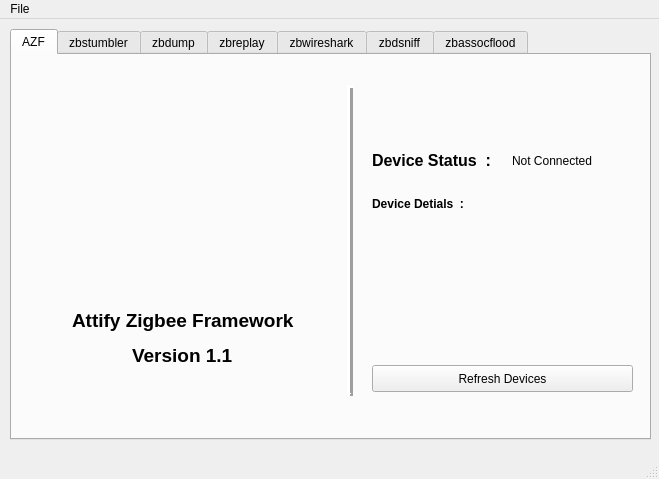
The window that UI/base.ui (attify/Attify-Zigbee-Framework) describes before a commit, drawn with Qt 5.
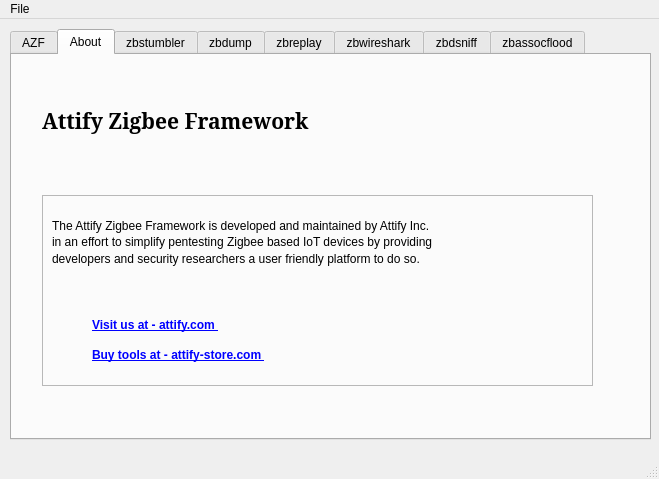
The same window after the commit. The open tabs and pages were chosen to show the change. Icons and pictures are not drawn.

The edit to the form file:
```diff
--- a/UI/base.ui
+++ b/UI/base.ui
@@ -191,6 +191,114 @@
       </property>
      </widget>
     </widget>
+    <widget class="QWidget" name="tab">
+     <attribute name="title">
+      <string>About</string>
+     </attribute>
+     <widget class="QLabel" name="label_11">
+      <property name="geometry">
+       <rect>
+        <x>30</x>
+        <y>50</y>
+        <width>291</width>
+        <height>31</height>
+       </rect>
+      </property>
+      <property name="font">
+       <font>
+        <family>NanumMyeongjo</family>
+        <pointsize>16</pointsize>
+        <weight>75</weight>
+        <italic>false</italic>
+        <bold>true</bold>
+       </font>
+      </property>
+      <property name="text">
+       <string>Attify Zigbee Framework</string>
+      </property>
+     </widget>
+     <widget class="QFrame" name="frame_3">
+      <property name="geometry">
+       <rect>
+        <x>30</x>
+        <y>140</y>
+        <width>551</width>
+        <height>191</height>
+       </rect>
+      </property>
+      <property name="frameShape">
+       <enum>QFrame::StyledPanel</enum>
+      </property>
+      <property name="frameShadow">
+       <enum>QFrame::Raised</enum>
+      </property>
+      <widget class="QLabel" name="label_12">
+       <property name="geometry">
+        <rect>
+         <x>10</x>
+         <y>20</y>
+         <width>491</width>
+         <height>21</height>
+        </rect>
+       </property>
+       <property name="text">
+        <string>The Attify Zigbee Framework is developed and maintained by Attify Inc. </string>
+       </property>
+      </widget>
+      <widget class="QLabel" name="label_13">
+       <property name="geometry">
+        <rect>
+         <x>10</x>
+         <y>36</y>
+         <width>511</width>
+         <height>21</height>
+        </rect>
+       </property>
+       <property name="text">
+        <string>in an effort to simplify pentesting Zigbee based IoT devices by providing </string>
+       </property>
+      </widget>
+      <widget class="QLabel" name="label_14">
+       <property name="geometry">
+        <rect>
+         <x>10</x>
+         <y>56</y>
+         <width>491</width>
+         <height>16</height>
+        </rect>
+       </property>
+       <property name="text">
+        <string>developers and security researchers a user friendly platform to do so.</string>
+       </property>
+      </widget>
+      <widget class="QLabel" name="attifyWebLink">
+       <property name="geometry">
+        <rect>
+         <x>50</x>
+         <y>120</y>
+         <width>411</width>
+         <height>21</height>
+        </rect>
+       </property>
+       <property name="text">
+        <string>&lt;html&gt;&lt;head/&gt;&lt;body&gt;&lt;p&gt;&lt;a href=&quot;https://attify.com&quot;&gt;&lt;span style=&quot; font-weight:600; text-decoration: underline; color:#0000ff;&quot;&gt;Visit us at - attify.com &lt;/span&gt;&lt;/a&gt;&lt;/p&gt;&lt;/body&gt;&lt;/html&gt;</string>
+       </property>
+      </widget>
+      <widget class="QLabel" name="AttifyStoreLink">
+       <property name="geometry">
+        <rect>
+         <x>50</x>
+         <y>150</y>
+         <width>371</width>
+         <height>21</height>
+        </rect>
+       </property>
+       <property name="text">
+        <string>&lt;html&gt;&lt;head/&gt;&lt;body&gt;&lt;p&gt;&lt;a href=&quot;https://attify-store.com&quot;&gt;&lt;span style=&quot; font-weight:600; text-decoration: underline; color:#0000ff;&quot;&gt;Buy tools at - attify-store.com &lt;/span&gt;&lt;/a&gt;&lt;/p&gt;&lt;/body&gt;&lt;/html&gt;</string>
+       </property>
+      </widget>
+     </widget>
+    </widget>
     <widget class="QWidget" name="tab_zbstumbler">
      <attribute name="title">
       <string>zbstumbler</string>
```
Left out of the diff: 79 changed lines with no effect on the pictures.
